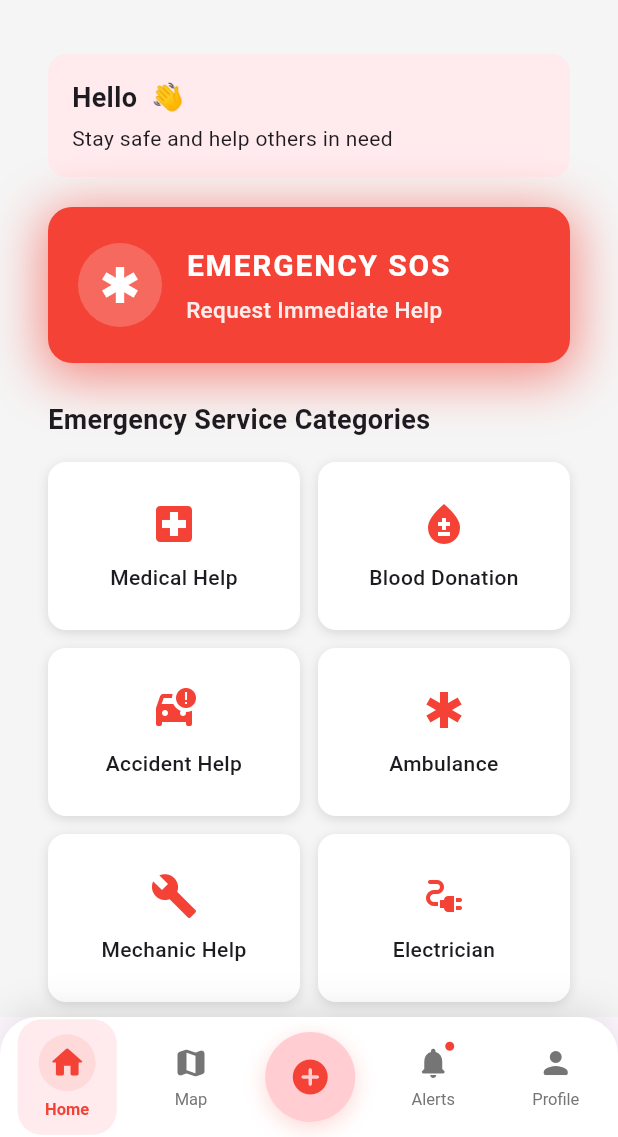
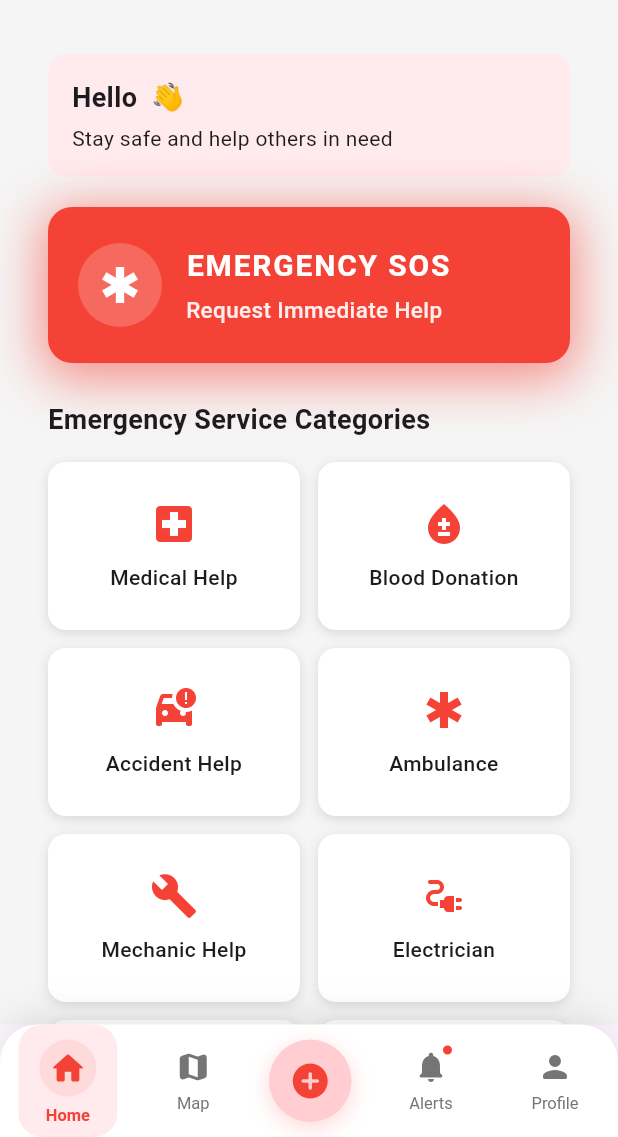
Before and after one commit to kartik480/helpNovaProject, a Flutter app: the MainNavigation screen opened directly, on a phone screen of 412 x 824 dp, the part 99-1236 px from its top. Run offline on Flutter 3.47's test engine with Material 3 defaults, Android fonts, the phone set to English and light mode, and no system bars; our stand-ins replace firebase_core, firebase_messaging, geolocator, google_maps_flutter, image_picker, shared_preferences; accounts and stored records are empty; network calls fail.

Commit message:
Fix responsive design for all screen sizes and improve emergency notification dialog handling

```diff
--- a/lib/home_screen.dart
+++ b/lib/home_screen.dart
@@ -150,6 +150,7 @@ class _HomeScreenState extends State<HomeScreen> with WidgetsBindingObserver {
     return Scaffold(
       backgroundColor: Colors.grey[100],
       body: SafeArea(
+        bottom: false, // Let bottom nav handle bottom safe area
         child: Column(
           children: [
             //TOP BAR - Fixed at top //
@@ -342,7 +343,9 @@ class _HomeScreenState extends State<HomeScreen> with WidgetsBindingObserver {
 
                         // Main Services Grid - Responsive
                         GridView.count(
-                          crossAxisCount: Responsive.gridCrossAxisCount(
+                          crossAxisCount: Responsive.isSmallMobile(context)
+                            ? 2
+                            : Responsive.gridCrossAxisCount(
                                 context,
                                 mobile: 2,
                                 tablet: 3,
@@ -350,9 +353,11 @@ class _HomeScreenState extends State<HomeScreen> with WidgetsBindingObserver {
                               ),
                           shrinkWrap: true,
                           physics: NeverScrollableScrollPhysics(),
-                          crossAxisSpacing: Responsive.spacing(context, 12),
-                          mainAxisSpacing: Responsive.spacing(context, 12),
-                          childAspectRatio: Responsive.gridAspectRatio(
+                          crossAxisSpacing: Responsive.spacing(context, Responsive.isSmallMobile(context) ? 8 : 12),
+                          mainAxisSpacing: Responsive.spacing(context, Responsive.isSmallMobile(context) ? 8 : 12),
+                          childAspectRatio: Responsive.isSmallMobile(context)
+                            ? 1.6
+                            : Responsive.gridAspectRatio(
                                 context,
                                 mobile: 1.5,
                                 tablet: 1.3,
@@ -448,6 +453,8 @@ class _HomeScreenState extends State<HomeScreen> with WidgetsBindingObserver {
                             return _buildNearbyRequestCard(context, request);
                           }).toList(),
                         SizedBox(height: Responsive.spacing(context, 20)),
+                        // Add bottom padding to account for bottom navigation bar
+                        SizedBox(height: Responsive.bottomNavContentHeight(context) + 10),
                       ],
                     ),
                   ),
--- a/lib/main_navigation.dart
+++ b/lib/main_navigation.dart
@@ -36,6 +36,9 @@ class _MainNavigationState extends State<MainNavigation> {
   }
 
   Widget _buildInnovativeBottomNav() {
+    final safeAreaBottom = MediaQuery.of(context).padding.bottom;
+    final contentHeight = Responsive.bottomNavContentHeight(context);
+
     return Container(
       height: Responsive.bottomNavHeight(context),
       decoration: BoxDecoration(
@@ -52,6 +55,10 @@ class _MainNavigationState extends State<MainNavigation> {
           ),
         ],
       ),
+      child: SafeArea(
+        top: false,
+        child: Container(
+          height: contentHeight,
           child: Row(
             mainAxisAlignment: MainAxisAlignment.spaceAround,
             children: [
@@ -62,19 +69,27 @@ class _MainNavigationState extends State<MainNavigation> {
               _buildNavItem(Icons.person_rounded, 'Profile', 4),
             ],
           ),
+        ),
+      ),
     );
   }
 
   Widget _buildNavItem(IconData icon, String label, int index, {bool isCenter = false}) {
     final isSelected = _currentIndex == index;
-    final iconSize = Responsive.iconSize(context, isSelected ? 26 : 24);
-    final centerIconSize = Responsive.iconSize(context, isSelected ? 30 : 28);
-    final fontSize = Responsive.fontSize(context, 11);
-    final centerButtonSize = Responsive.value(
+    final iconSize = Responsive.isSmallMobile(context)
+      ? Responsive.iconSize(context, isSelected ? 22 : 20)
+      : Responsive.iconSize(context, isSelected ? 26 : 24);
+    final centerIconSize = Responsive.isSmallMobile(context)
+      ? Responsive.iconSize(context, isSelected ? 26 : 24)
+      : Responsive.iconSize(context, isSelected ? 30 : 28);
+    final fontSize = Responsive.fontSize(context, Responsive.isSmallMobile(context) ? 10 : 11);
+    final centerButtonSize = Responsive.isSmallMobile(context)
+      ? (isSelected ? 52.0 : 50.0)
+      : Responsive.value(
           context,
-      mobile: isSelected ? 65.0 : 60.0,
-      tablet: isSelected ? 75.0 : 70.0,
-      desktop: isSelected ? 85.0 : 80.0,
+          mobile: isSelected ? 58.0 : 55.0,
+          tablet: isSelected ? 70.0 : 65.0,
+          desktop: isSelected ? 80.0 : 75.0,
         );
 
     if (isCenter) {
@@ -112,8 +127,12 @@ class _MainNavigationState extends State<MainNavigation> {
         duration: Duration(milliseconds: 200),
         curve: Curves.easeInOut,
         padding: EdgeInsets.symmetric(
-          horizontal: Responsive.spacing(context, 14),
-          vertical: Responsive.spacing(context, 10),
+          horizontal: Responsive.isSmallMobile(context)
+            ? Responsive.spacing(context, 8)
+            : Responsive.spacing(context, 14),
+          vertical: Responsive.isSmallMobile(context)
+            ? Responsive.spacing(context, 6)
+            : Responsive.spacing(context, 10),
         ),
         decoration: BoxDecoration(
           color: isSelected ? Colors.red.shade50 : Colors.transparent,
@@ -157,7 +176,9 @@ class _MainNavigationState extends State<MainNavigation> {
                   ),
               ],
             ),
-            SizedBox(height: Responsive.spacing(context, 6)),
+            SizedBox(height: Responsive.isSmallMobile(context)
+              ? Responsive.spacing(context, 4)
+              : Responsive.spacing(context, 6)),
             AnimatedDefaultTextStyle(
               duration: Duration(milliseconds: 200),
               style: TextStyle(
--- a/lib/utils/responsive.dart
+++ b/lib/utils/responsive.dart
@@ -2,6 +2,7 @@ import 'package:flutter/material.dart';
 
 class Responsive {
   // Screen size breakpoints
+  static const double smallMobileBreakpoint = 360;
   static const double mobileBreakpoint = 600;
   static const double tabletBreakpoint = 1024;
   static const double desktopBreakpoint = 1440;
@@ -14,6 +15,11 @@ class Responsive {
   // Get screen height
   static double height(BuildContext context) {
     return MediaQuery.of(context).size.height;
+  }
+
+  // Check if device is small mobile (very small screens)
+  static bool isSmallMobile(BuildContext context) {
+    return width(context) < smallMobileBreakpoint;
   }
 
   // Check if device is mobile
@@ -33,7 +39,9 @@ class Responsive {
 
   // Get responsive padding
   static EdgeInsets padding(BuildContext context) {
-    if (isMobile(context)) {
+    if (isSmallMobile(context)) {
+      return EdgeInsets.symmetric(horizontal: 12, vertical: 6);
+    } else if (isMobile(context)) {
       return EdgeInsets.symmetric(horizontal: 16, vertical: 8);
     } else if (isTablet(context)) {
       return EdgeInsets.symmetric(horizontal: 32, vertical: 16);
@@ -45,7 +53,9 @@ class Responsive {
   // Get responsive font size
   static double fontSize(BuildContext context, double baseSize) {
     double scale = 1.0;
-    if (isTablet(context)) {
+    if (isSmallMobile(context)) {
+      scale = 0.9; // Slightly smaller for very small screens
+    } else if (isTablet(context)) {
       scale = 1.2;
     } else if (isDesktop(context)) {
       scale = 1.4;
@@ -56,7 +66,9 @@ class Responsive {
   // Get responsive icon size
   static double iconSize(BuildContext context, double baseSize) {
     double scale = 1.0;
-    if (isTablet(context)) {
+    if (isSmallMobile(context)) {
+      scale = 0.9; // Slightly smaller for very small screens
+    } else if (isTablet(context)) {
       scale = 1.3;
     } else if (isDesktop(context)) {
       scale = 1.5;
@@ -67,7 +79,9 @@ class Responsive {
   // Get responsive spacing
   static double spacing(BuildContext context, double baseSpacing) {
     double scale = 1.0;
-    if (isTablet(context)) {
+    if (isSmallMobile(context)) {
+      scale = 0.85; // Slightly smaller for very small screens
+    } else if (isTablet(context)) {
       scale = 1.2;
     } else if (isDesktop(context)) {
       scale = 1.5;
@@ -108,14 +122,30 @@ class Responsive {
     }
   }
 
-  // Get responsive bottom navigation height
+  // Get responsive bottom navigation height (including safe area)
   static double bottomNavHeight(BuildContext context) {
-    if (isMobile(context)) {
-      return 80;
+    final safeAreaBottom = MediaQuery.of(context).padding.bottom;
+    if (isSmallMobile(context)) {
+      return 70 + safeAreaBottom;
+    } else if (isMobile(context)) {
+      return 75 + safeAreaBottom;
     } else if (isTablet(context)) {
-      return 90;
+      return 85 + safeAreaBottom;
     } else {
-      return 100;
+      return 95 + safeAreaBottom;
+    }
+  }
+
+  // Get bottom navigation content height (without safe area)
+  static double bottomNavContentHeight(BuildContext context) {
+    if (isSmallMobile(context)) {
+      return 70;
+    } else if (isMobile(context)) {
+      return 75;
+    } else if (isTablet(context)) {
+      return 85;
+    } else {
+      return 95;
     }
   }
 
```
Also changed, not shown: lib/emergency_sos_screen.dart (+15 -14 lines), lib/services/notification_service.dart (+144 -7 lines). Lines whose indentation alone changed are shown as unchanged.
